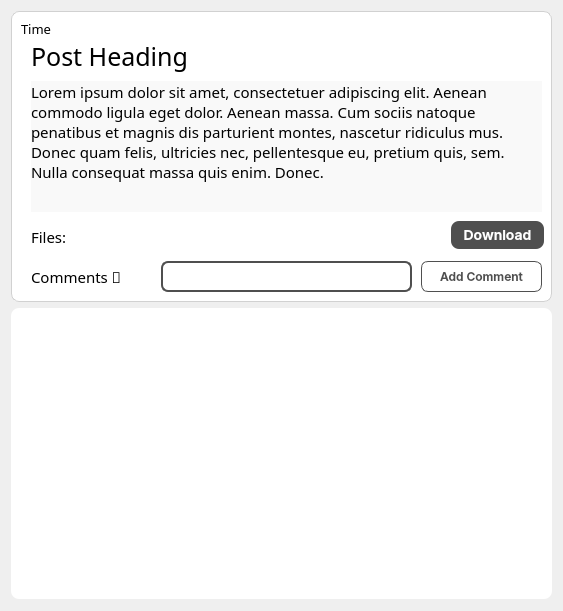
The window that posts.ui (tejashwinn/22-01-2022) describes before a commit, drawn with Qt 5.
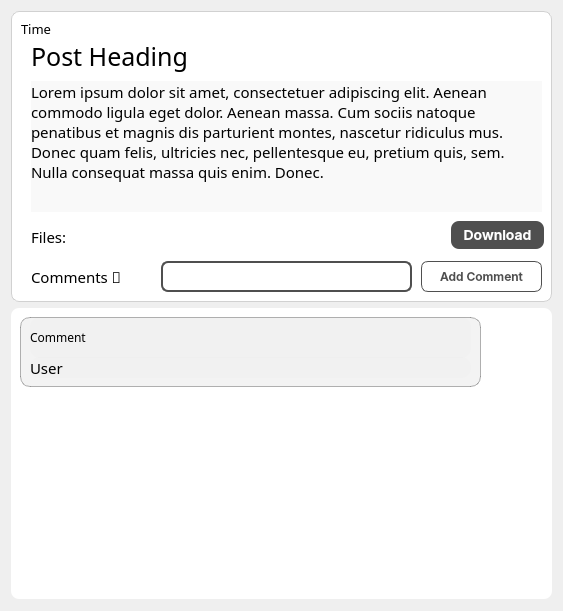
The same window after the commit. Icons and pictures are not drawn.

```diff
--- a/posts.ui
+++ b/posts.ui
@@ -71,7 +71,138 @@
 border-radius: 10px;
 </string>
       </property>
-      <layout class="QVBoxLayout" name="verticalLayout_3"/>
+      <layout class="QVBoxLayout" name="verticalLayout_3">
+       <item>
+        <widget class="QFrame" name="comment_view_frame">
+         <property name="minimumSize">
+          <size>
+           <width>0</width>
+           <height>70</height>
+          </size>
+         </property>
+         <property name="maximumSize">
+          <size>
+           <width>461</width>
+           <height>70</height>
+          </size>
+         </property>
+         <property name="cursor">
+          <cursorShape>PointingHandCursor</cursorShape>
+         </property>
+         <property name="styleSheet">
+          <string notr="true">*{
+position: absolute;
+width: 370px;
+height: 110px;
+left: 7px;
+top: 28px;
+
+background: rgba(0, 0, 0, 0.05);
+border: 1px solid rgba(0, 0, 0, 0.3);
+box-sizing: border-box;
+border-radius: 10px}</string>
+         </property>
+         <property name="frameShape">
+          <enum>QFrame::StyledPanel</enum>
+         </property>
+         <property name="frameShadow">
+          <enum>QFrame::Raised</enum>
+         </property>
+         <widget class="QLabel" name="comment_2">
+          <property name="geometry">
+           <rect>
+            <x>10</x>
+            <y>0</y>
+            <width>441</width>
+            <height>41</height>
+           </rect>
+          </property>
+          <property name="font">
+           <font>
+            <family>Poppins</family>
+            <weight>50</weight>
+            <italic>false</italic>
+            <bold>false</bold>
+           </font>
+          </property>
+          <property name="cursor">
+           <cursorShape>PointingHandCursor</cursorShape>
+          </property>
+          <property name="styleSheet">
+           <string notr="true">position: absolute;
+left: 20px;
+right: 30px;
+top: 10px;
+bottom: 10px;
+
+font-family: Poppins;
+font-style: normal;
+font-weight: normal;
+font-size: 15
+px;
+line-height: 37px;
+letter-spacing: 0.05em;
+background: rgba(0, 0, 0, 0.01);
+color: #000000;
+border:0px;</string>
+          </property>
+          <property name="text">
+           <string>Comment</string>
+          </property>
+         </widget>
+         <widget class="QLabel" name="user_2">
+          <property name="geometry">
+           <rect>
+            <x>10</x>
+            <y>40</y>
+            <width>441</width>
+            <height>21</height>
+           </rect>
+          </property>
+          <property name="cursor">
+           <cursorShape>PointingHandCursor</cursorShape>
+          </property>
+          <property name="styleSheet">
+           <string notr="true">position: absolute;
+left: 20px;
+right: 30px;
+top: 10px;
+bottom: 10px;
+
+font-family: Poppins;
+font-style: normal;
+font-weight: normal;
+font-size: 15px;
+line-height: 37px;
+letter-spacing: 0.05em;
+background: rgba(0, 0, 0, 0.01);
+color: #000000;
+
+border:0px;</string>
+          </property>
+          <property name="text">
+           <string>User</string>
+          </property>
+          <property name="alignment">
+           <set>Qt::AlignLeading|Qt::AlignLeft|Qt::AlignTop</set>
+          </property>
+         </widget>
+        </widget>
+       </item>
+       <item>
+        <spacer name="verticalSpacer">
+         <property name="orientation">
+          <enum>Qt::Vertical</enum>
+         </property>
+         <property name="sizeHint" stdset="0">
+          <size>
+           <width>20</width>
+           <height>40</height>
+          </size>
+         </property>
+        </spacer>
+       </item>
+      </layout>
      </widget>
     </widget>
    </item>
```
Left out of the diff: 31 changed lines with no effect on the pictures.
